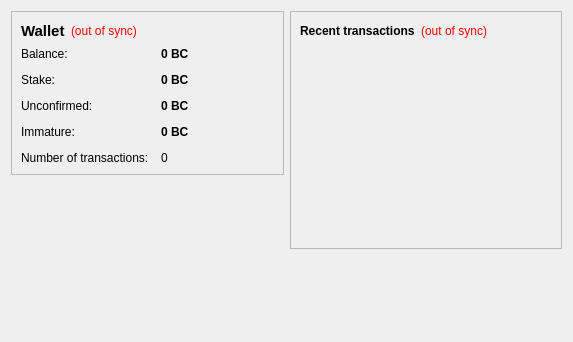
The window that src/qt/forms/overviewpage.ui (Azotroph/sequencecoin) describes before a commit, drawn with Qt 5.
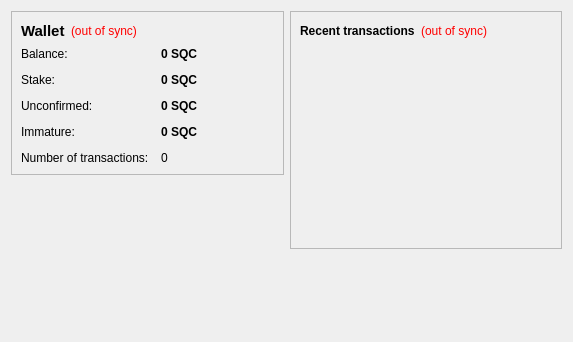
The same window after the commit.

Diff of the .ui file:
```diff
--- a/src/qt/forms/overviewpage.ui
+++ b/src/qt/forms/overviewpage.ui
@@ -105,7 +105,7 @@
              <string>Your current balance</string>
             </property>
             <property name="text">
-             <string notr="true">0 BC</string>
+             <string notr="true">0 SQC</string>
             </property>
             <property name="textInteractionFlags">
              <set>Qt::LinksAccessibleByMouse|Qt::TextSelectableByKeyboard|Qt::TextSelectableByMouse</set>
@@ -134,7 +134,7 @@
              <string>Total of coins that was staked, and do not yet count toward the current balance</string>
             </property>
             <property name="text">
-             <string notr="true">0 BC</string>
+             <string notr="true">0 SQC</string>
             </property>
             <property name="textInteractionFlags">
              <set>Qt::LinksAccessibleByMouse|Qt::TextSelectableByKeyboard|Qt::TextSelectableByMouse</set>
@@ -163,7 +163,7 @@
              <string>Total of transactions that have yet to be confirmed, and do not yet count toward the current balance</string>
             </property>
             <property name="text">
-             <string notr="true">0 BC</string>
+             <string notr="true">0 SQC</string>
             </property>
             <property name="textInteractionFlags">
              <set>Qt::LinksAccessibleByMouse|Qt::TextSelectableByKeyboard|Qt::TextSelectableByMouse</set>
@@ -189,7 +189,7 @@
              <string>Mined balance that has not yet matured</string>
             </property>
             <property name="text">
-             <string notr="true">0 BC</string>
+             <string notr="true">0 SQC</string>
             </property>
             <property name="textInteractionFlags">
              <set>Qt::LinksAccessibleByMouse|Qt::TextSelectableByKeyboard|Qt::TextSelectableByMouse</set>
```
Left out of the diff: 4 changed lines with no effect on the pictures.
